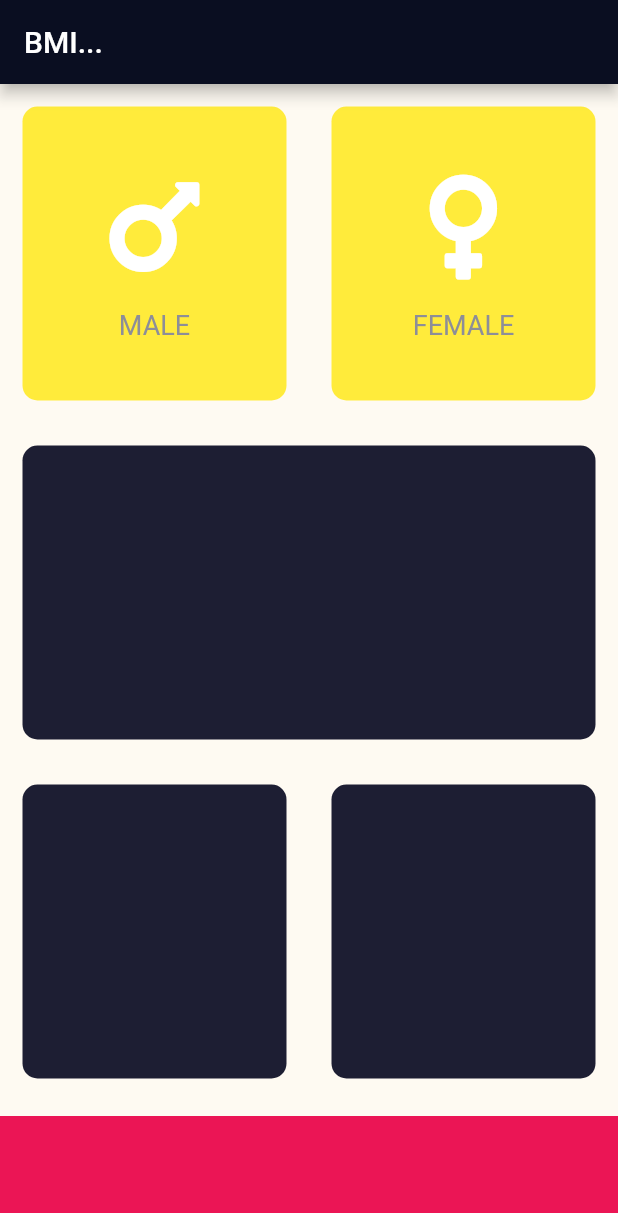
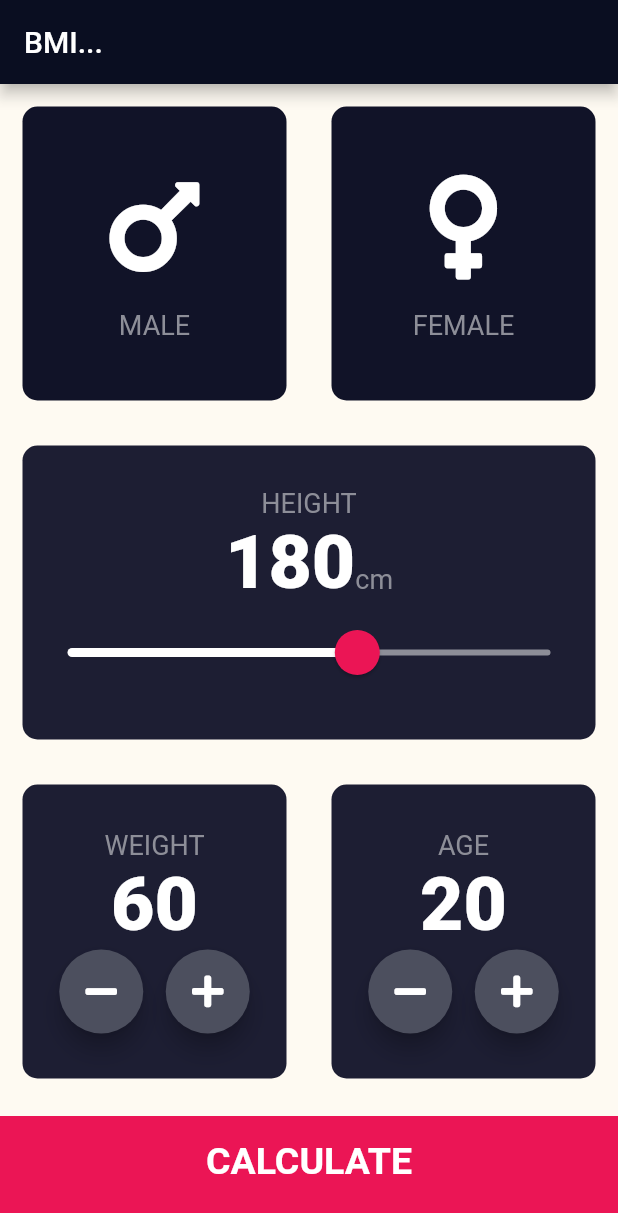
Before and after one commit to thefunnyboss007/bmi_calculator_pracctice, a Flutter app: the screen it shows after launch, on a phone screen of 412 x 824 dp. Shown: the top 1213 px of the screen. Run offline on Flutter 3.47's test engine with Material 2 defaults, Android fonts, the phone set to English and light mode, and no system bars; our stand-ins replace font_awesome_flutter.

Commit message:
Extracted Common Content of Icons and text and named as IconContent

```diff
--- /dev/null
+++ b/lib/bottom_button.dart
@@ -0,0 +1,32 @@
+import 'package:flutter/material.dart';
+import 'connstants.dart';
+
+class BottomButton extends StatelessWidget {
+  BottomButton({@required this.onTap, @required this.buttonTitle});
+
+  final Function onTap;
+  final String buttonTitle;
+
+  @override
+  Widget build(BuildContext context) {
+    return GestureDetector(
+      onTap: onTap,
+      /*() {
+        Navigator.push(
+            context, MaterialPageRoute(builder: (context) => ResultsPage()));
+      },*/
+      child: Container(
+        child: Center(
+            child: Text(
+          buttonTitle,
+          style: kLargeButtonTextStyle,
+        )),
+        color: kBottomContainerColor,
+        margin: EdgeInsets.only(top: 10.0),
+        padding: EdgeInsets.only(bottom: 20.0),
+        height: kBottomContainerHeight,
+        width: double.infinity,
+      ),
+    );
+  }
+}
--- /dev/null
+++ b/lib/connstants.dart
@@ -0,0 +1,42 @@
+import 'package:flutter/material.dart';
+
+const kBottomContainerHeight = 80.0;
+const kActiveCardColor = Color(0xFF1D1E33);
+//const kActiveCardColor = Colors.lightGreenAccent;
+const kInactiveCardColor = Color(0xFF111328);
+const kBottomContainerColor = Color(0xFFEB1555);
+
+const kLabelTextStyle = TextStyle(
+  fontSize: 18.0,
+  color: Color(0xFF8D8E98),
+);
+
+const kNumberTextStyle = TextStyle(
+  fontSize: 50.0,
+  fontWeight: FontWeight.w900,
+);
+
+const kLargeButtonTextStyle = TextStyle(
+  fontSize: 25.0,
+  fontWeight: FontWeight.bold,
+);
+
+const kTitleTextStyle = TextStyle(
+  fontSize: 50.0,
+  fontWeight: FontWeight.bold,
+);
+
+const kresultTextStyle = TextStyle(
+  color: Color(0xFF24D876),
+  fontSize: 22.0,
+  fontWeight: FontWeight.bold,
+);
+
+const kBMITextStyle = TextStyle(
+  fontSize: 100.0,
+  fontWeight: FontWeight.bold,
+);
+
+const kBodyTextStyle = TextStyle(
+  fontSize: 22.0,
+);
--- a/lib/icon_content.dart
+++ b/lib/icon_content.dart
@@ -1,5 +1,6 @@
 import 'package:flutter/material.dart';
 import 'package:font_awesome_flutter/font_awesome_flutter.dart';
+import 'connstants.dart';
 
 class IconContent extends StatelessWidget {
   final IconData icon;
@@ -21,10 +22,7 @@ class IconContent extends StatelessWidget {
         ),
         Text(
           label,
-          style: TextStyle(
-            fontSize: 18.0,
-            color: Color(0xFF8D8E98),
-          ),
+          style: kLabelTextStyle,
         )
       ],
     );
--- a/lib/input_page.dart
+++ b/lib/input_page.dart
@@ -1,13 +1,12 @@
+import 'package:bmm_app_torun/results_page.dart';
 import 'package:flutter/material.dart';
 import 'package:font_awesome_flutter/font_awesome_flutter.dart';
 import 'package:bmm_app_torun/icon_content.dart';
 import 'package:bmm_app_torun/reusable_card.dart';
-
-const bottomContainerHeight = 80.0;
-const activeCardColor = Color(0xFF1D1E33);
-//const inactiveCardColor = Color(0xFF111328);
-const inactiveCardColor = Colors.yellow;
-const bottomContainerColor = Color(0xFFEB1555);
+import 'connstants.dart';
+import 'results_page.dart';
+import 'bottom_button.dart';
+import 'round_icon_button.dart';
 
 enum Gender {
   male,
@@ -20,10 +19,13 @@ class InputPage extends StatefulWidget {
 }
 
 class _InputPageState extends State<InputPage> {
-  Color maleCardColor = inactiveCardColor;
-  Color femaleCadColor = inactiveCardColor;
+  Color maleCardColor = kInactiveCardColor;
+  Color femaleCadColor = kInactiveCardColor;
 
   Gender selectedGender;
+  int height = 180;
+  int weight = 60;
+  int age = 20;
 
   /*void updateColor(Gender selectedGender) {
     if (selectedGender == Gender.male) {
@@ -54,45 +56,40 @@ class _InputPageState extends State<InputPage> {
         title: Text('BMI...'),
       ),
       body: Column(
+        crossAxisAlignment: CrossAxisAlignment.stretch,
         children: <Widget>[
           Expanded(
             child: Row(
               children: <Widget>[
                 Expanded(
-                  child: GestureDetector(
-                    onTap: () {
+                  child: ReusableCard(
+                    onPres: () {
                       setState(() {
                         selectedGender = Gender.male;
-                        print('male card selected');
                       });
                     },
-                    child: ReusableCard(
                     colour: selectedGender == Gender.male
-                          ? activeCardColor
-                          : inactiveCardColor,
+                        ? kActiveCardColor
+                        : kInactiveCardColor,
                     cardChild: IconContent(
                       icon: FontAwesomeIcons.mars,
                       label: 'MALE',
                     ),
                   ),
                 ),
-                ),
                 Expanded(
-                  child: GestureDetector(
-                    onTap: () {
+                  child: ReusableCard(
+                    onPres: () {
                       setState(() {
                         selectedGender = Gender.female;
-                        print('female card selected');
                       });
                     },
-                    child: ReusableCard(
                     colour: selectedGender == Gender.female
-                          ? activeCardColor
-                          : inactiveCardColor,
+                        ? kActiveCardColor
+                        : kInactiveCardColor,
                     cardChild: IconContent(
                       icon: FontAwesomeIcons.venus,
                       label: 'FEMALE',
-                      ),
                     ),
                   ),
                 ),
@@ -101,7 +98,52 @@ class _InputPageState extends State<InputPage> {
           ),
           Expanded(
             child: ReusableCard(
-              colour: activeCardColor,
+              colour: kActiveCardColor,
+              cardChild: Column(
+                mainAxisAlignment: MainAxisAlignment.center,
+                children: <Widget>[
+                  Text(
+                    'HEIGHT',
+                    style: kLabelTextStyle,
+                  ),
+                  Row(
+                    mainAxisAlignment: MainAxisAlignment.center,
+                    crossAxisAlignment: CrossAxisAlignment.baseline,
+                    textBaseline: TextBaseline.alphabetic,
+                    children: <Widget>[
+                      Text(
+                        height.toString(),
+                        style: kNumberTextStyle,
+                      ),
+                      Text(
+                        'cm',
+                        style: kLabelTextStyle,
+                      ),
+                    ],
+                  ),
+                  SliderTheme(
+                    data: SliderTheme.of(context).copyWith(
+                      activeTrackColor: Colors.white,
+                      inactiveTrackColor: Color(0xFF8D8E98),
+                      thumbColor: Color(0xFFEB1555),
+                      overlayColor: Color(0xFFEB1555),
+                      thumbShape:
+                          RoundSliderThumbShape(enabledThumbRadius: 15.0),
+                      overlayShape:
+                          RoundSliderOverlayShape(overlayRadius: 30.0),
+                    ),
+                    child: Slider(
+                        value: height.toDouble(),
+                        min: 120.0,
+                        max: 220.0,
+                        onChanged: (double newValue) {
+                          setState(() {
+                            height = newValue.round();
+                          });
+                        }),
+                  )
+                ],
+              ),
             ),
           ),
           Expanded(
@@ -109,22 +151,101 @@ class _InputPageState extends State<InputPage> {
               children: <Widget>[
                 Expanded(
                   child: ReusableCard(
-                    colour: activeCardColor,
+                    colour: kActiveCardColor,
+                    cardChild: Column(
+                      mainAxisAlignment: MainAxisAlignment.center,
+                      children: <Widget>[
+                        Text(
+                          'WEIGHT',
+                          style: kLabelTextStyle,
+                        ),
+                        Text(
+                          weight.toString(),
+                          style: kNumberTextStyle,
+                        ),
+                        Row(
+                          mainAxisAlignment: MainAxisAlignment.center,
+                          children: <Widget>[
+                            RoundIconButton(
+                              icon: FontAwesomeIcons.minus,
+                              onPressed: () {
+                                setState(() {
+                                  weight--;
+                                });
+                              },
+                            ),
+                            SizedBox(
+                              width: 15.0,
+                            ),
+                            RoundIconButton(
+                              icon: FontAwesomeIcons.plus,
+                              onPressed: () {
+                                setState(() {
+                                  weight++;
+                                });
+                              },
+                            ),
+                          ],
+                        ),
+                      ],
+                    ),
                   ),
                 ),
                 Expanded(
                   child: ReusableCard(
-                    colour: activeCardColor,
+                    colour: kActiveCardColor,
+                    cardChild: Column(
+                      mainAxisAlignment: MainAxisAlignment.center,
+                      children: <Widget>[
+                        Text(
+                          'AGE',
+                          style: kLabelTextStyle,
+                        ),
+                        Text(
+                          age.toString(),
+                          style: kNumberTextStyle,
+                        ),
+                        Row(
+                          mainAxisAlignment: MainAxisAlignment.center,
+                          children: <Widget>[
+                            RoundIconButton(
+                              icon: FontAwesomeIcons.minus,
+                              onPressed: () {
+                                setState(() {
+                                  age--;
+                                });
+                              },
+                            ),
+                            SizedBox(
+                              width: 15.0,
+                            ),
+                            RoundIconButton(
+                              icon: FontAwesomeIcons.plus,
+                              onPressed: () {
+                                setState(() {
+                                  age++;
+                                });
+                              },
+                            )
+                          ],
+                        )
+                      ],
+                    ),
                   ),
                 ),
               ],
             ),
           ),
-          Container(
-            color: bottomContainerColor,
-            margin: EdgeInsets.only(top: 10.0),
-            height: bottomContainerHeight,
-            width: double.infinity,
+          BottomButton(
+            buttonTitle: 'CALCULATE',
+            onTap: () {
+              Navigator.push(
+                context,
+                MaterialPageRoute(
+                  builder: (context) => ResultsPage(),
+                ),
+              );
+            },
           ),
         ],
       ),
--- a/lib/reusable_card.dart
+++ b/lib/reusable_card.dart
@@ -3,19 +3,23 @@ import 'package:flutter/material.dart';
 class ReusableCard extends StatelessWidget {
   final Color colour;
   final Widget cardChild;
+  final Function onPres;
 
-  ReusableCard({@required this.colour, this.cardChild});
+  ReusableCard({@required this.colour, this.cardChild, this.onPres});
 
   //0xFF1DE33
   @override
   Widget build(BuildContext context) {
-    return Container(
-      margin: EdgeInsets.all(15.0),
-      decoration: BoxDecoration(
-        borderRadius: BorderRadius.circular(10.0),
-        color: colour,
+    return GestureDetector(
+      onTap: onPres,
+      child: Container(
+        margin: EdgeInsets.all(15.0),
+        decoration: BoxDecoration(
+          borderRadius: BorderRadius.circular(10.0),
+          color: colour,
+        ),
+        child: cardChild,
       ),
-      child: cardChild,
     );
   }
 }
--- /dev/null
+++ b/lib/round_icon_button.dart
@@ -0,0 +1,24 @@
+import 'package:flutter/material.dart';
+import 'connstants.dart';
+
+class RoundIconButton extends StatelessWidget {
+  RoundIconButton({@required this.icon, @required this.onPressed});
+
+  final IconData icon;
+  final Function onPressed;
+
+  @override
+  Widget build(BuildContext context) {
+    return RawMaterialButton(
+      child: Icon(icon),
+      onPressed: onPressed,
+      elevation: 6.0,
+      constraints: BoxConstraints.tightFor(
+        width: 56.0,
+        height: 56.0,
+      ),
+      shape: CircleBorder(),
+      fillColor: Color(0xFF4C4F5E),
+    );
+  }
+}
```
Also changed, not shown: lib/results_page.dart (added, +61 -0 lines), lib/calculator_brain.dart (added), pubspec.lock, 1 other file. Lines whose indentation alone changed are shown as unchanged.
